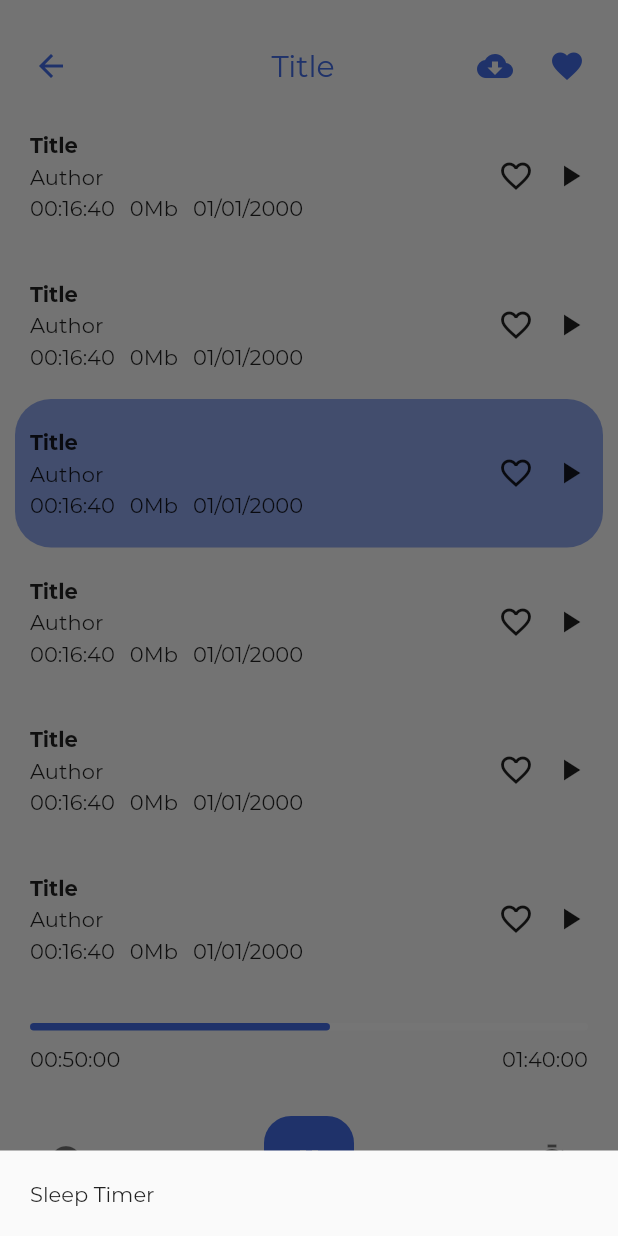
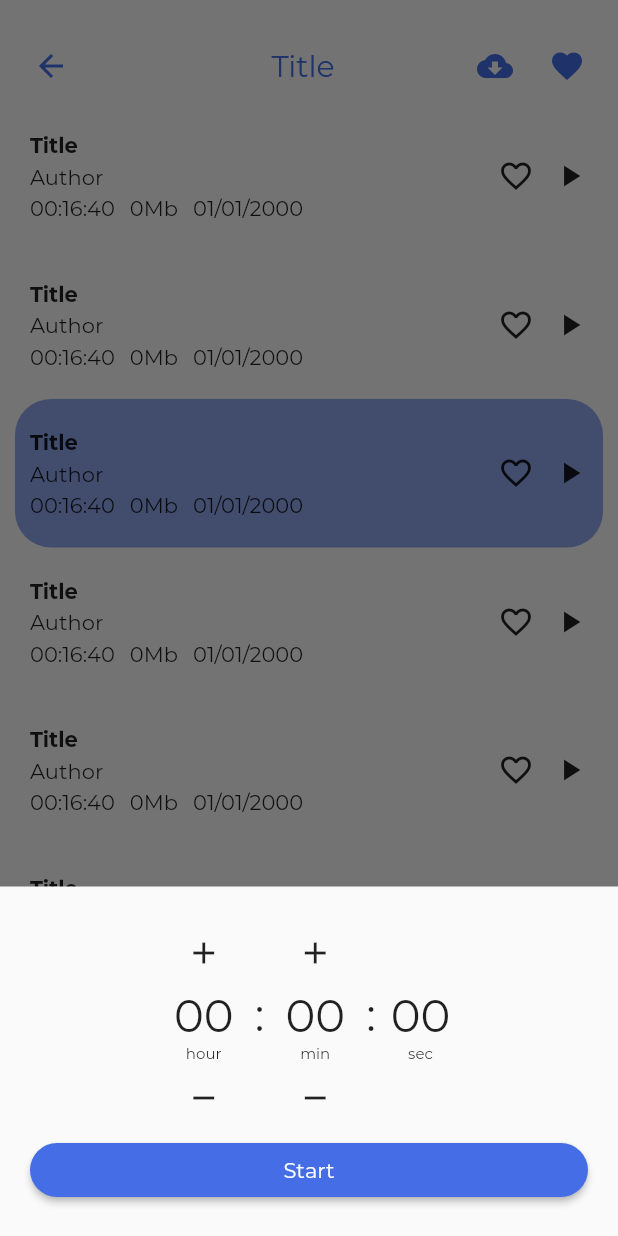
Before and after one commit to ekinsdrow/mds, a Flutter app: the PlayerPage screen opened by its route, item 5 of the bottom bar chosen, on a phone screen of 412 x 824 dp. Run offline on Flutter 3.47's test engine with Material 2 defaults, Android fonts, the phone set to English and light mode, and no system bars; our stand-ins replace auto_route, bloc, dio, flutter_bloc, flutter_svg, freezed_annotation and 2 more; accounts and stored records are empty; generated files the repository leaves out were written again; project files that could hold a hidden picture were left out.

Commit message:
Add sleeptimer ui

```diff
--- a/lib/common/l10n/app_en.arb
+++ b/lib/common/l10n/app_en.arb
@@ -11,13 +11,17 @@
   "dowloaded": "Dowloaded",
   "fav_error": "Error when add to fav",
   "favorites": "Favorites",
+  "hours": "hour",
+  "min": "min",
   "network_error": "Network error",
   "other_filters": "Other filtres",
   "recently_listening": "Recently listening",
   "remove_all_downloaded_files": "Remove all downloaded files",
   "retry": "Retry",
+  "sec": "sec",
   "server_error": "Server Error",
   "sorting": "Sorting",
+  "start": "Start",
   "timeout_error": "Timeout error",
   "unknown_error": "Uknown Error"
 }
--- a/lib/common/l10n/app_ru.arb
+++ b/lib/common/l10n/app_ru.arb
@@ -11,13 +11,17 @@
   "dowloaded": "Скачаное",
   "fav_error": "Ошибка добавления в избранное",
   "favorites": "Избранное",
+  "hours": "час",
+  "min": "мин",
   "network_error": "Сетевая ошибка",
   "other_filters": "Другие фильтры",
   "recently_listening": "Недавно прослушаное",
   "remove_all_downloaded_files": "Стереть все скачиные файлы",
   "retry": "Повторить",
+  "sec": "сек",
   "server_error": "Ошибка сервера",
   "sorting": "Сортировка",
+  "start": "Старт",
   "timeout_error": "Истекло время ожидания",
   "unknown_error": "Неизвестная ошибка"
 }
--- a/lib/features/player/widgets/modals/sleep_timer_modal.dart
+++ b/lib/features/player/widgets/modals/sleep_timer_modal.dart
@@ -1,4 +1,5 @@
 import 'package:flutter/material.dart';
+import 'package:flutter_gen/gen_l10n/app_localizations.dart';
 import 'package:mds/common/assets/constants.dart';
 
 void showSleepTimerModal(BuildContext context) {
@@ -10,7 +11,6 @@ void showSleepTimerModal(BuildContext context) {
   );
 }
 
-//TODO: sleep timer modal
 class _SleepTimer extends StatelessWidget {
   const _SleepTimer({Key? key}) : super(key: key);
 
@@ -18,11 +18,137 @@ class _SleepTimer extends StatelessWidget {
   Widget build(BuildContext context) {
     return SafeArea(
       child: Container(
+        height: 233,
         padding: const EdgeInsets.all(
           Constants.mediumPadding,
         ),
-        child: const Text('Sleep Timer'),
+        child: Column(
+          children: [
+            Row(
+              crossAxisAlignment: CrossAxisAlignment.center,
+              mainAxisAlignment: MainAxisAlignment.center,
+              children: [
+                _TimeItem(
+                  text: AppLocalizations.of(context)!.hours,
+                ),
+                const SizedBox(
+                  width: Constants.smallPadding,
+                ),
+                Column(
+                  crossAxisAlignment: CrossAxisAlignment.center,
+                  mainAxisAlignment: MainAxisAlignment.center,
+                  children: const [
+                    Text(
+                      ':',
+                      style: TextStyle(
+                        fontSize: 30,
+                      ),
+                    ),
+                    SizedBox(
+                      height: 13,
+                    ),
+                  ],
+                ),
+                const SizedBox(
+                  width: Constants.smallPadding,
+                ),
+                _TimeItem(
+                  text: AppLocalizations.of(context)!.min,
+                ),
+                const SizedBox(
+                  width: Constants.smallPadding,
+                ),
+                Column(
+                  crossAxisAlignment: CrossAxisAlignment.center,
+                  mainAxisAlignment: MainAxisAlignment.center,
+                  children: const [
+                    Text(
+                      ':',
+                      style: TextStyle(
+                        fontSize: 30,
+                      ),
+                    ),
+                    SizedBox(
+                      height: 13,
+                    ),
+                  ],
+                ),
+                const SizedBox(
+                  width: Constants.smallPadding,
+                ),
+                _TimeItem(
+                  text: AppLocalizations.of(context)!.sec,
+                  isButtons: false,
+                ),
+              ],
+            ),
+            SizedBox(
+              width: double.infinity,
+              child: ElevatedButton(
+                onPressed: () {
+                  //TODO: start timer
+                },
+                child: Text(
+                  AppLocalizations.of(context)!.start,
+                ),
+              ),
+            ),
+          ],
+        ),
       ),
     );
   }
 }
+
+class _TimeItem extends StatelessWidget {
+  const _TimeItem({
+    this.isButtons = true,
+    required this.text,
+    Key? key,
+  }) : super(key: key);
+
+  final bool isButtons;
+  final String text;
+
+  @override
+  Widget build(BuildContext context) {
+    return Column(
+      crossAxisAlignment: CrossAxisAlignment.center,
+      mainAxisAlignment: MainAxisAlignment.center,
+      children: [
+        if (isButtons)
+          IconButton(
+            splashRadius: 20,
+            onPressed: () {
+              //TODO: add time
+            },
+            icon: const Icon(
+              Icons.add,
+            ),
+          ),
+        const Text(
+          '00',
+          style: TextStyle(
+            fontSize: 30,
+          ),
+        ),
+        Text(
+          text,
+          style: const TextStyle(
+            fontSize: 10,
+          ),
+        ),
+        if (isButtons)
+          IconButton(
+            splashRadius: 20,
+            onPressed: () {
+              //TODO: add time
+            },
+            icon: const Icon(
+              Icons.remove,
+            ),
+          ),
+      ],
+    );
+  }
+}
--- a/lib/features/player/widgets/player_page.dart
+++ b/lib/features/player/widgets/player_page.dart
@@ -216,10 +216,10 @@ class _Buttons extends StatelessWidget {
             borderRadius: BorderRadius.circular(
               Constants.borderRadius * 1.5,
             ),
-            child: Container(
+            child: const SizedBox(
               width: 60,
               height: 60,
-              child: const Icon(
+              child: Icon(
                 Icons.pause,
                 color: Colors.white,
               ),
```
